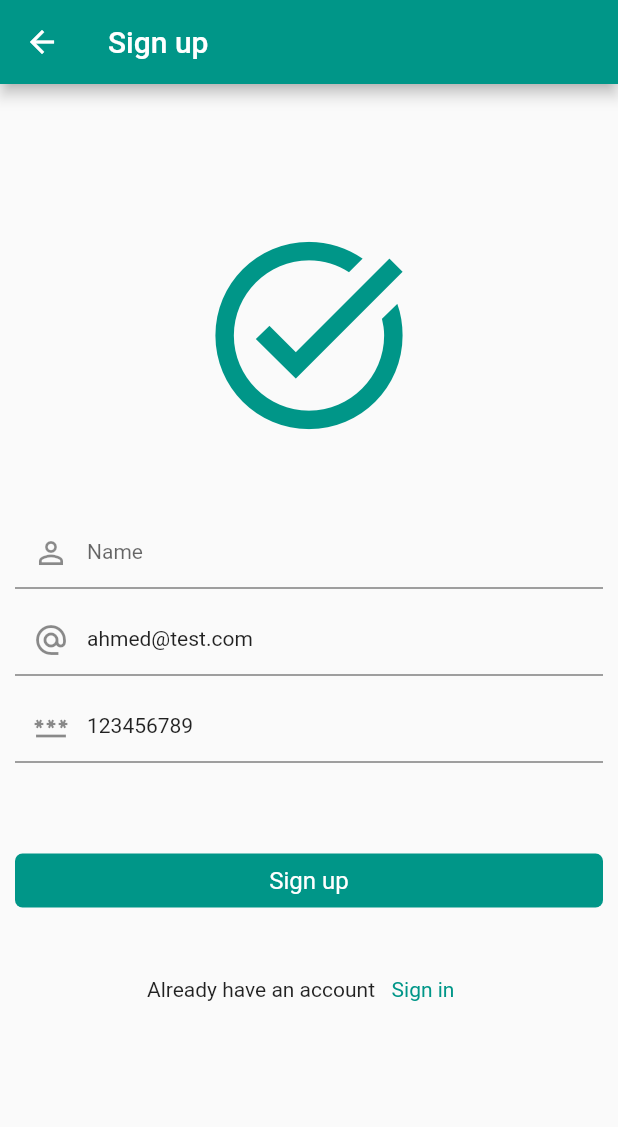
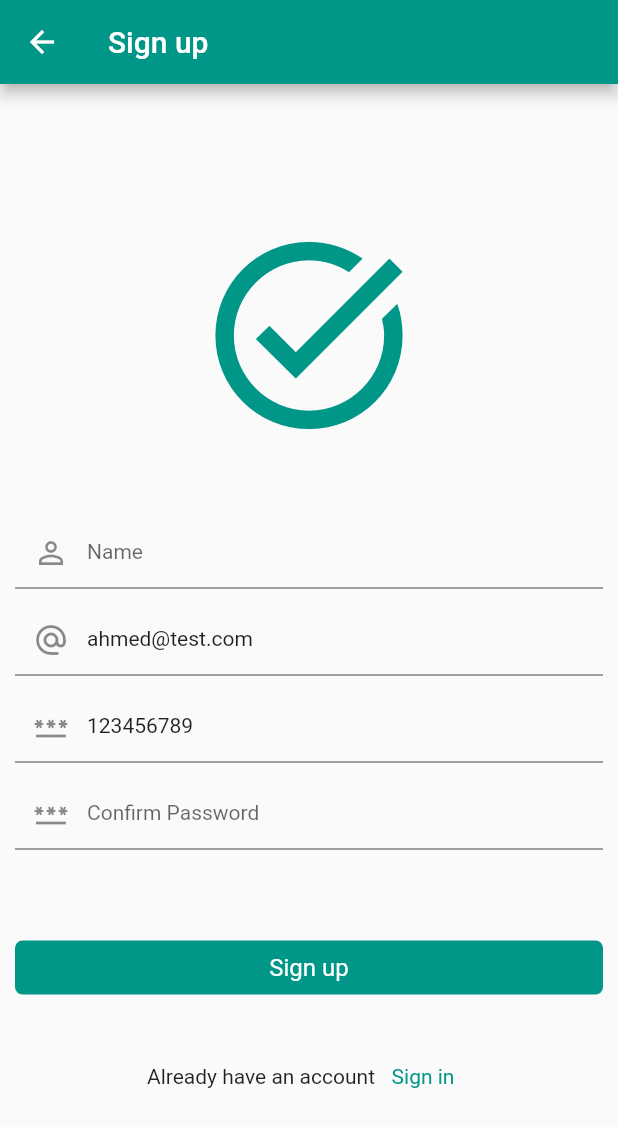
Before and after one commit to Ahmed-Ezzeldin/Firestore-Todo, a Flutter app: the SignupScreen screen opened directly, on a phone screen of 412 x 824 dp. Shown: the top 1127 px of the screen. Run offline on Flutter 3.47's test engine with Material 2 defaults, Android fonts, the phone set to English and light mode, and no system bars; our stand-ins replace cloud_firestore, firebase_auth, firebase_core, get_it, shared_preferences; accounts and stored records are empty.

Commit message:
-confirm password

```diff
--- a/lib/view/screens/signup_screen.dart
+++ b/lib/view/screens/signup_screen.dart
@@ -58,6 +58,15 @@ class SignupScreen extends StatelessWidget {
                       validator: Validator.password,
                       hint: "Password",
                     ),
+                    MainTextField(
+                      controller: model.confirmPasswordController,
+                      borderType: BorderType.underline,
+                      prefixIcon: const Icon(Icons.password),
+                      keyboardType: TextInputType.visiblePassword,
+                      validator: Validator.isMatch,
+                      matchedValue: model.passwordController.text,
+                      hint: "Confirm Password",
+                    ),
                     SizedBox(height: mediaSize.height * 0.06),
                     model.busy
                         ? const MainProgress()
--- a/lib/viewmodel/signup_screen_viewmodel.dart
+++ b/lib/viewmodel/signup_screen_viewmodel.dart
@@ -21,6 +21,7 @@ class SignupScreenViewmodel extends BaseModel {
   final nameController = TextEditingController();
   final emailController = TextEditingController();
   final passwordController = TextEditingController();
+  final confirmPasswordController = TextEditingController();
 
   void submitFun() {
     if (formKey.currentState!.validate()) {
```
